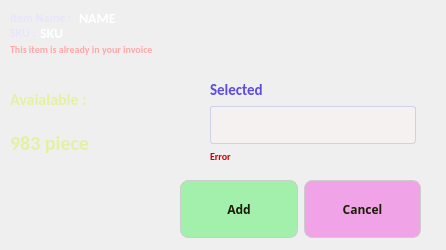
Old version of the form InventoryManagement/add_to_invoice.ui in the repository ImRanjbar/Inventory-Management.
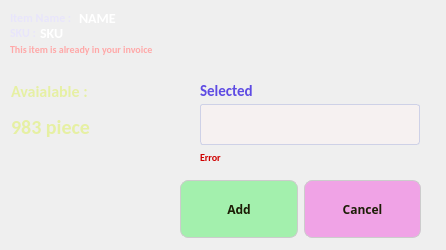
New version of the form. Icons and pictures are not drawn.

Patch:
```diff
--- a/InventoryManagement/add_to_invoice.ui
+++ b/InventoryManagement/add_to_invoice.ui
@@ -217,18 +217,15 @@
     </item>
    </layout>
   </widget>
-  <widget class="QWidget" name="">
-   <property name="geometry">
-    <rect>
-     <x>210</x>
-     <y>80</y>
-     <width>208</width>
-     <height>83</height>
-    </rect>
-   </property>
-   <layout class="QVBoxLayout" name="verticalLayout">
-    <item>
      <widget class="QLabel" name="label_5">
+   <property name="geometry">
+    <rect>
+     <x>200</x>
+     <y>81</y>
+     <width>131</width>
+     <height>19</height>
+    </rect>
+   </property>
       <property name="styleSheet">
        <string notr="true">font-family: Calibri;
 font-size: 15px;
@@ -240,18 +237,24 @@
        <string>Selected</string>
       </property>
      </widget>
-    </item>
-    <item>
      <widget class="QLineEdit" name="LE_selected">
+   <property name="geometry">
+    <rect>
+     <x>200</x>
+     <y>104</y>
+     <width>220</width>
+     <height>41</height>
+    </rect>
+   </property>
       <property name="minimumSize">
        <size>
-        <width>206</width>
+     <width>220</width>
         <height>0</height>
        </size>
       </property>
       <property name="maximumSize">
        <size>
-        <width>206</width>
+     <width>220</width>
         <height>16777215</height>
        </size>
       </property>
@@ -274,9 +277,15 @@
 </string>
       </property>
      </widget>
-    </item>
-    <item>
      <widget class="QLabel" name="LB_selectedError">
+   <property name="geometry">
+    <rect>
+     <x>200</x>
+     <y>149</y>
+     <width>221</width>
+     <height>16</height>
+    </rect>
+   </property>
       <property name="styleSheet">
        <string notr="true">font-family: Calibri;
 font-size: 10px;
@@ -288,21 +297,15 @@
        <string>Error</string>
       </property>
      </widget>
-    </item>
-   </layout>
-  </widget>
-  <widget class="QWidget" name="">
-   <property name="geometry">
-    <rect>
-     <x>10</x>
-     <y>80</y>
-     <width>187</width>
-     <height>81</height>
-    </rect>
-   </property>
-   <layout class="QGridLayout" name="gridLayout">
-    <item row="0" column="0">
      <widget class="QLabel" name="label_3">
+   <property name="geometry">
+    <rect>
+     <x>11</x>
+     <y>81</y>
+     <width>151</width>
+     <height>20</height>
+    </rect>
+   </property>
       <property name="styleSheet">
        <string notr="true">font-family: Calibri;
 font-size: 16px;
@@ -314,9 +317,15 @@
        <string>Avaialable : </string>
       </property>
      </widget>
-    </item>
-    <item row="1" column="0" colspan="2">
      <widget class="QLabel" name="LB_itemAvailable">
+   <property name="geometry">
+    <rect>
+     <x>11</x>
+     <y>114</y>
+     <width>181</width>
+     <height>25</height>
+    </rect>
+   </property>
       <property name="minimumSize">
        <size>
         <width>100</width>
@@ -333,9 +342,6 @@
       <property name="text">
        <string>983 piece</string>
       </property>
-     </widget>
-    </item>
-   </layout>
   </widget>
  </widget>
  <resources/>
```
Lines whose indentation alone changed are shown as unchanged.
